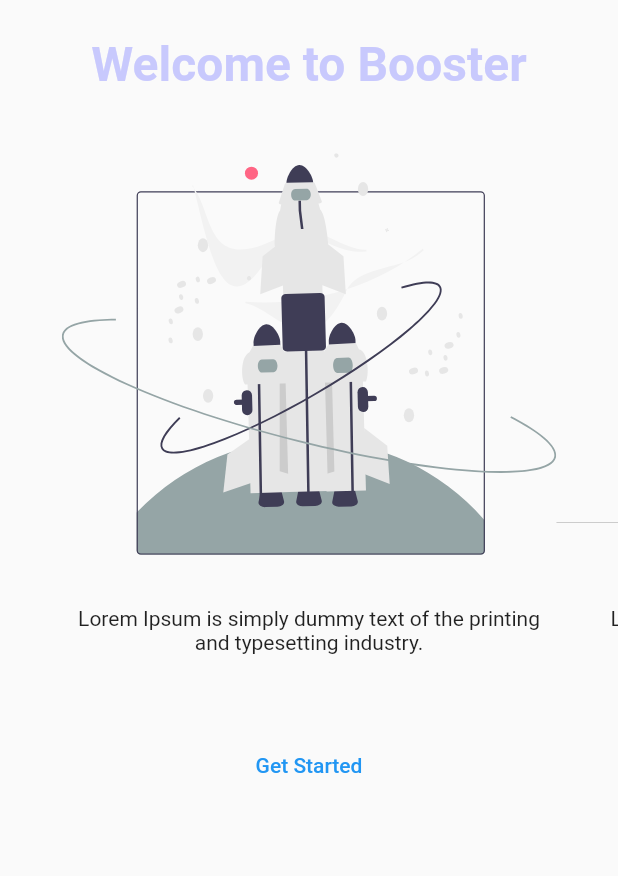
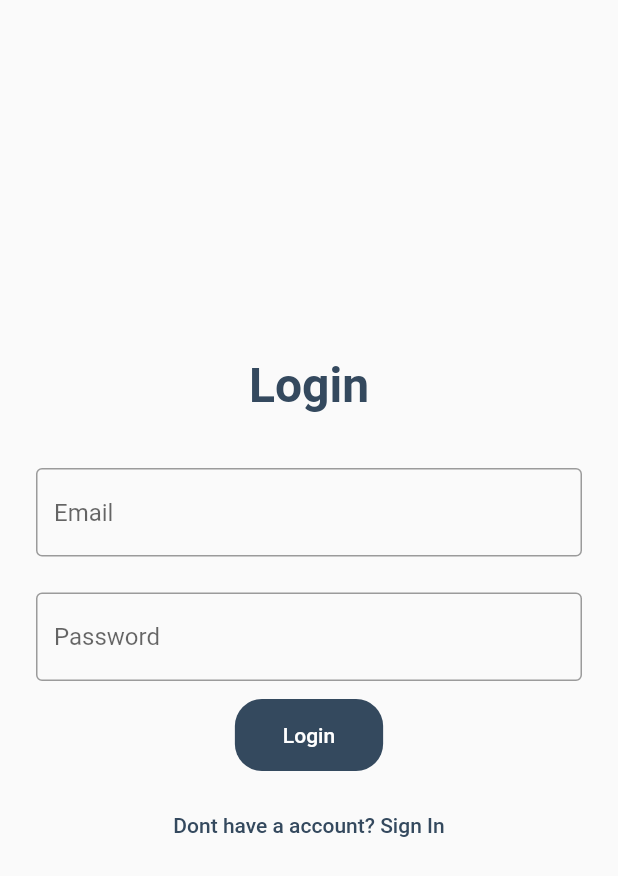
Before and after one commit to assisfery/booster_flutter, a Flutter app: the screen it shows after launch, after a tap on "Get Started", on a phone screen of 412 x 824 dp. Shown: the top 876 px of the screen. Run offline on Flutter 3.47's test engine with Material 2 defaults, Android fonts, the phone set to English and light mode, and no system bars; drawn by our look-alikes of carousel_slider; our stand-ins replace flutter_svg, google_fonts.

Commit message:
login page

```diff
--- a/lib/app.dart
+++ b/lib/app.dart
@@ -2,6 +2,7 @@ import 'package:booster/modules/splash/splash_page.dart';
 import 'package:flutter/material.dart';
 
 import 'modules/intro/intro_page.dart';
+import 'modules/login/login_page.dart';
 
 class App extends StatelessWidget {
   const App({ Key? key }) : super(key: key);
@@ -14,7 +15,8 @@ class App extends StatelessWidget {
 
       routes: {
         "/" : (context) => SplashPage(),
-        "/intro" : (context) => IntroPage()
+        "/intro" : (context) => IntroPage(),
+        "/login" : (context) => LoginPage()
       },
 
     );
--- /dev/null
+++ b/lib/modules/intro/intro_controller.dart
@@ -0,0 +1,9 @@
+import 'package:flutter/cupertino.dart';
+
+class IntroController
+{
+  void getStarted(BuildContext context)
+  {
+    Navigator.pushReplacementNamed(context, "/login");
+  }
+}
--- a/lib/modules/intro/intro_page.dart
+++ b/lib/modules/intro/intro_page.dart
@@ -1,3 +1,5 @@
+import 'package:booster/modules/intro/intro_controller.dart';
+import 'package:booster/shared/themes/app_buttons.dart';
 import 'package:booster/shared/themes/app_images.dart';
 import 'package:carousel_slider/carousel_slider.dart';
 
@@ -40,6 +42,9 @@ class IntroPage extends StatelessWidget {
 
   @override
   Widget build(BuildContext context) {
+
+    var controller = IntroController();
+
     return Scaffold(
       body: SingleChildScrollView(
         child: Column(
@@ -60,7 +65,9 @@ class IntroPage extends StatelessWidget {
                 );
               }).toList(),
             ),
-            TextButton(onPressed: () {}, child: Text("Get Started"))
+            TextButton(onPressed: () {
+              controller.getStarted(context);
+            }, child: Text("Get Started"), style: AppButtons.primary,)
           ],
         ),
       ),
--- /dev/null
+++ b/lib/modules/login/login_page.dart
@@ -0,0 +1,55 @@
+import 'package:booster/shared/themes/app_colors.dart';
+import 'package:booster/shared/themes/app_inputs.dart';
+import 'package:booster/shared/themes/app_texts.dart';
+import 'package:flutter/material.dart';
+import 'package:flutter/services.dart';
+
+import '../../shared/themes/app_buttons.dart';
+
+class LoginPage extends StatelessWidget {
+  const LoginPage({Key? key}) : super(key: key);
+
+  @override
+  Widget build(BuildContext context) {
+    return Scaffold(
+      body: Column(
+        mainAxisAlignment: MainAxisAlignment.center,
+        children: [
+        Padding(
+          padding: const EdgeInsets.only(bottom: 24),
+          child: Center(
+              child: Text(
+            "Login",
+            style: AppTexts.titleBody,
+          )),
+        ),
+        Padding(
+          padding: EdgeInsets.symmetric(vertical: 12, horizontal: 24),
+          child: TextField(
+            decoration: AppInputs.primary("Email"),
+          ),
+        ),
+        Padding(
+          padding: EdgeInsets.symmetric(vertical: 12, horizontal: 24),
+          child: TextField(
+            decoration: AppInputs.primary("Password"),
+            obscureText: true,
+          ),
+        ),
+        TextButton(
+          onPressed: () {},
+          child: Text("Login"),
+          style: AppButtons.primary,
+        ),
+        Padding(
+          padding: const EdgeInsets.symmetric(vertical: 12),
+          child: TextButton(
+            onPressed: () {},
+            child: Text("Dont have a account? Sign In"),
+            style: AppButtons.secondary,
+          ),
+        ),
+      ]),
+    );
+  }
+}
--- /dev/null
+++ b/lib/shared/themes/app_buttons.dart
@@ -0,0 +1,21 @@
+import 'package:booster/shared/themes/app_colors.dart';
+import 'package:flutter/material.dart';
+
+class AppButtons {
+  static final primary = ButtonStyle(
+      backgroundColor: MaterialStateProperty.all(AppColors.primary),
+      foregroundColor: MaterialStateProperty.all(Colors.white),
+      shape: MaterialStateProperty.all<RoundedRectangleBorder>(
+        RoundedRectangleBorder(
+          borderRadius: BorderRadius.circular(18.0),
+        ),
+      ),
+      padding: MaterialStateProperty.all<EdgeInsets>(EdgeInsets.symmetric(vertical: 16, horizontal: 32))
+      );
+
+
+  static final secondary = ButtonStyle(
+      foregroundColor: MaterialStateProperty.all(AppColors.primary),
+      padding: MaterialStateProperty.all<EdgeInsets>(EdgeInsets.symmetric(vertical: 16, horizontal: 32))
+      );
+}
--- a/lib/shared/themes/app_colors.dart
+++ b/lib/shared/themes/app_colors.dart
@@ -3,7 +3,7 @@ import 'package:flutter/material.dart';
 class AppColors
 {
   static final background = Color(0xFFFFFFFF);
-  static final primary = Color(0x95a5a6ff);
+  static final primary = Color(0xFF34495E);
 
-  static final titleBody = Color(0x95a5a6ff);
+  static final titleBody = Color(0xFF34495E);
 }
--- /dev/null
+++ b/lib/shared/themes/app_inputs.dart
@@ -0,0 +1,18 @@
+import 'package:flutter/material.dart';
+
+import 'app_colors.dart';
+
+class AppInputs
+{
+  static InputDecoration primary (String hintText)
+  {
+    return InputDecoration(
+      hintText: hintText,
+      border: const OutlineInputBorder(),
+      focusedBorder: OutlineInputBorder(
+        // width: 0.0 produces a thin "hairline" border
+        borderSide: BorderSide(color: AppColors.primary, width: 1),
+      )
+    );
+  }
+}
```
